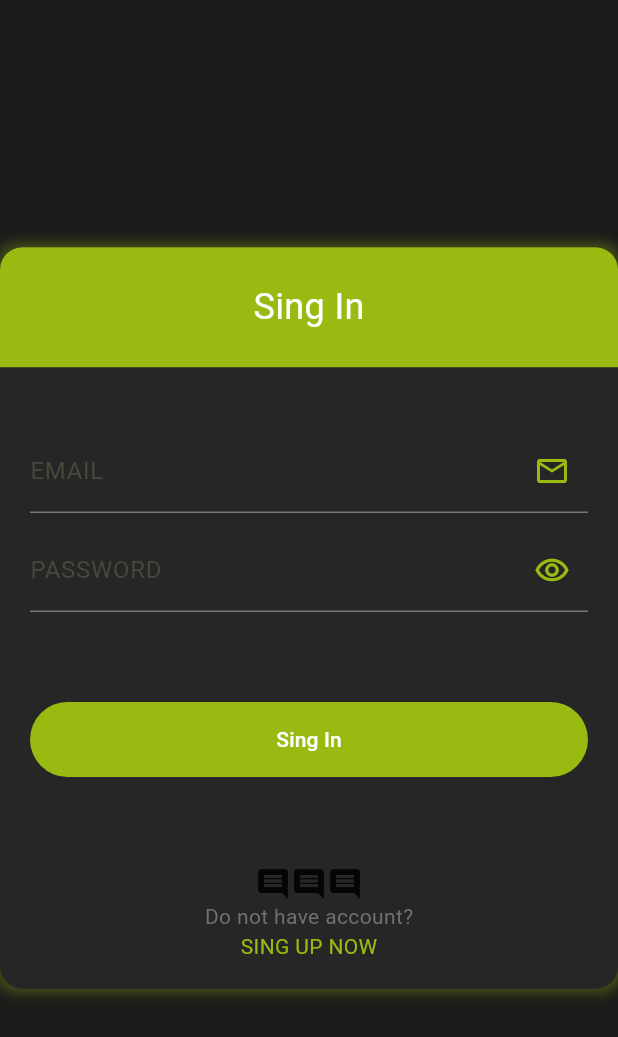
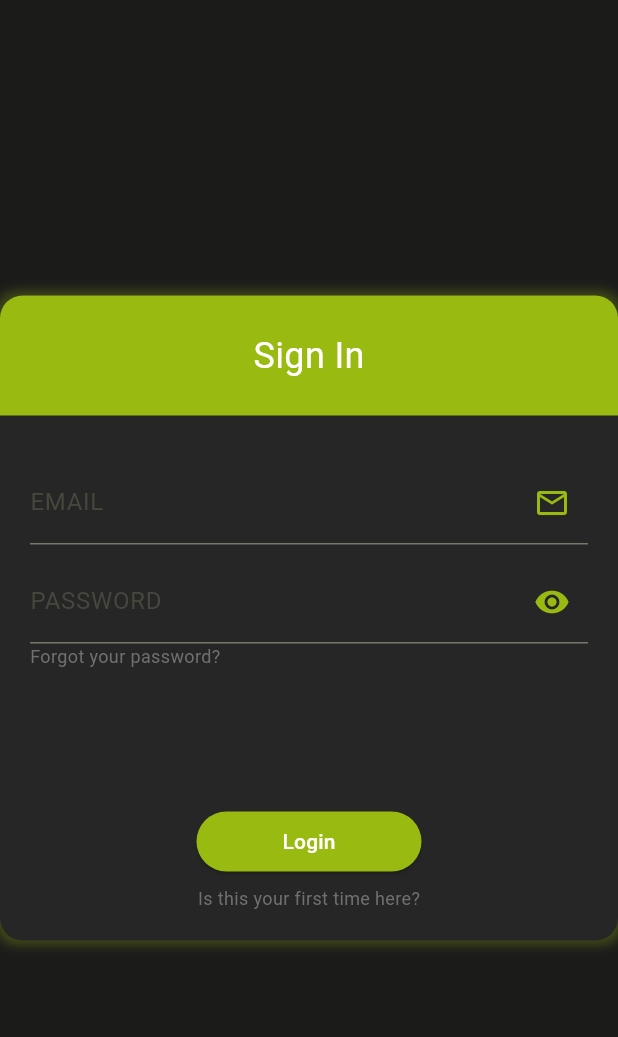
Before and after one commit to Rusk0m/LostTech, a Flutter app: the AuthPage screen opened directly, on a phone screen of 412 x 824 dp. Shown: the top 1037 px of the screen. Run offline on Flutter 3.47's test engine with Material 3 defaults, Android fonts, the phone set to English and light mode, and no system bars; our stand-ins replace cloud_firestore, firebase_auth, firebase_core, get; accounts and stored records are empty; network calls fail; statements that could not run were skipped.

Commit message:
fixed authPage

```diff
--- /dev/null
+++ b/lib/auth.dart
@@ -0,0 +1,31 @@
+import 'package:firebase_auth/firebase_auth.dart';
+
+class Auth{
+  final FirebaseAuth _firebaseAuth = FirebaseAuth.instance;
+
+  User? get _currentUser => _firebaseAuth.currentUser;
+
+  Stream<User?> get authStateChanges => _firebaseAuth.authStateChanges();
+
+  Future <void> signInWithEmailAndPassword({
+    required String email,
+    required String password,
+  })
+  async{
+    await _firebaseAuth.signInWithEmailAndPassword(
+        email: email,
+        password: password);
+  }
+  Future <void> createUserWithEmailAndPassword({
+    required String email,
+    required String password,
+  })
+  async{
+    await _firebaseAuth.createUserWithEmailAndPassword(
+        email: email,
+        password: password);
+  }
+  Future<void> signOut() async{
+    await _firebaseAuth.signOut();
+  }
+}
--- a/lib/main.dart
+++ b/lib/main.dart
@@ -3,9 +3,11 @@ import 'package:flutter_web_app/pages/auth_page.dart';
 import 'package:flutter_web_app/pages/main_page.dart';
 import 'package:flutter_web_app/theme/app_colors.dart';
 import 'package:firebase_core/firebase_core.dart';
+import 'package:flutter_web_app/widget_tree.dart';
 import 'firebase_options.dart';
 
 void main() async{
+  WidgetsFlutterBinding.ensureInitialized();
   await Firebase.initializeApp(
     options: DefaultFirebaseOptions.currentPlatform,
   );
@@ -24,7 +26,7 @@ class MyApp extends StatelessWidget {
         colorScheme: ColorScheme.fromSeed(seedColor: AppColors.contrastPageColor),
         useMaterial3: true,
       ),
-      home: const MainPage(),
+      home: const WidgetTree(),
     );
   }
 }
--- a/lib/pages/auth_page.dart
+++ b/lib/pages/auth_page.dart
@@ -1,119 +1,214 @@
+import 'package:flutter/cupertino.dart';
 import 'package:flutter/material.dart';
 import 'package:flutter_web_app/theme/app_colors.dart';
 import 'package:flutter_web_app/theme/app_text_style.dart';
+import 'package:flutter_web_app/auth.dart';
+import 'package:firebase_auth/firebase_auth.dart';
 
-class AuthPage extends StatelessWidget {
+class AuthPage extends StatefulWidget {
   const AuthPage({super.key});
+
+  @override
+  State<AuthPage> createState() => _AuthPageState();
+}
+
+class _AuthPageState extends State<AuthPage> {
+  String? errorMessage = '';
+  bool isLogin = true;
+  bool _obscureText = true;
+
+  final TextEditingController _controllerEmail = TextEditingController();
+  final TextEditingController _controllerPassword = TextEditingController();
+  final TextEditingController _controllerName = TextEditingController();
+
+  Future<void> signInWithEmailAndPassword() async {
+    try {
+      await Auth().signInWithEmailAndPassword(
+        email: _controllerEmail.text,
+        password: _controllerPassword.text,
+      );
+    } on FirebaseAuthException catch (e) {
+      setState(() {
+        errorMessage = e.message;
+      });
+    }
+  }
+
+  Future<void> createUserWithEmailAndPassword() async {
+    try {
+      await Auth().createUserWithEmailAndPassword(
+        email: _controllerEmail.text,
+        password: _controllerPassword.text,
+      );
+    } on FirebaseAuthException catch (e) {
+      setState(() {
+        errorMessage = e.message;
+      });
+    }
+  }
+
+  Widget _entryField(
+      String title,
+      String hint,
+      TextEditingController controller,
+      IconData icon, {
+        bool isPassword = false,
+      }) {
+    return TextField(
+      controller: controller,
+      obscureText: isPassword ? _obscureText : false, // Используем _obscureText из State
+      decoration: InputDecoration(
+        labelText: title,
+        hintText: hint,
+        contentPadding:
+        const EdgeInsets.symmetric(vertical: 8.0, horizontal: 0),
+        suffixIcon: isPassword ?
+        IconButton(icon: Icon(_obscureText ? Icons.visibility : Icons.visibility_off,),
+          color: AppColors.contrastPageColor,
+          onPressed: () {
+            setState(() {
+              _obscureText = !_obscureText;
+            });
+          },
+        )
+            : Icon(icon, color: AppColors.contrastPageColor,), // Иконка появляется только для поля пароля
+        focusedBorder: const UnderlineInputBorder(
+          borderSide: BorderSide(color: AppColors.contrastPageColor), // Цвет подчеркивания при фокусе
+        ),
+      ),
+      style: const TextStyle(color: AppColors.subTitle),
+      cursorColor: AppColors.contrastPageColor,
+    );
+  }
+
+  Widget _errorMessage() {
+    return Text(
+      errorMessage == '' ? '' : 'Hm ? $errorMessage',
+      style: const TextStyle(color: Colors.red),
+    );
+  }
+
+  Widget _passwordHint() {
+    return Align(
+      alignment: Alignment.centerLeft,
+      child: GestureDetector(
+        onTap: _showDialog,
+        child: Text(
+          'Forgot your password?',
+          style: AppTextStyle.subtitle,
+        ),
+      ),
+    );
+  }
+  void _showDialog() {
+    showDialog(
+      context: context,
+      builder: (BuildContext context) {
+        return AlertDialog(
+          title: Text('ЛОХ'),
+          actions: <Widget>[
+            TextButton(
+              child: Text('OK'),
+              onPressed: () {
+                Navigator.of(context).pop(); // Закрываем диалог
+              },
+            ),
+          ],
+        );
+      },
+    );
+  }
+
+  Widget _submitButton() {
+    return ElevatedButton(
+      onPressed:
+      isLogin ? signInWithEmailAndPassword : createUserWithEmailAndPassword,
+      style: ButtonStyle(
+        fixedSize: MaterialStateProperty.all(Size(150, 40)),
+        backgroundColor:
+        MaterialStateProperty.all(AppColors.contrastPageColor),
+      ),
+      child: Text(
+        isLogin ? 'Login' : 'Register',
+        style: AppTextStyle.body,
+      ),
+    );
+  }
+
+  Widget _loginOrRegisterButton() {
+    return GestureDetector(
+      onTap: () {
+        setState(() {
+          isLogin = !isLogin;
+        });
+      },
+      child: Text(
+        isLogin ? 'Is this your first time here?' : 'Already have an account?',
+        style: AppTextStyle.subtitle,
+      ),
+    );
+  }
 
   @override
   Widget build(BuildContext context) {
     return Scaffold(
-      body: Container(
-        decoration: BoxDecoration(
-          color: AppColors.primaryBackground,
-        ),
-        child: Center(
+      backgroundColor:AppColors.primaryBackground,
+      body: Center(
         child: Container(
-            height: MediaQuery.sizeOf(context).height * 0.6,
           width: MediaQuery.sizeOf(context).height * 0.5,
           decoration: BoxDecoration(
             color: AppColors.secondPageColor,
             borderRadius: BorderRadius.circular(15),
-              // Добавляем тень к этому контейнеру
             boxShadow: [
               BoxShadow(
                 color: AppColors.contrastPageColor.withOpacity(0.3),
                 spreadRadius: 3,
                 blurRadius: 6,
-                  offset: Offset(0, 0), // Вторая тень с противоположным смещением
+                offset: const Offset(0, 0),
               ),
             ],
           ),
           child: Column(
+            mainAxisSize: MainAxisSize.min,
             mainAxisAlignment: MainAxisAlignment.spaceBetween,
             children: [
               Container(
                 height: 80,
                 width: double.infinity,
-                  decoration: BoxDecoration(
+                decoration: const BoxDecoration(
                   color: AppColors.contrastPageColor,
                   borderRadius: BorderRadius.vertical(top: Radius.circular(15)),
                 ),
                 child: Center(
-                    child: Text('Sing In', style: AppTextStyle.textTitle),
+                  child: Text(isLogin?'Sign In':'Register', style: AppTextStyle.textTitle),
                 ),
               ),
               Padding(
-                  padding: const EdgeInsets.symmetric(horizontal: 20, vertical: 20),
+                padding:
+                const EdgeInsets.symmetric(horizontal: 20, vertical: 20),
                 child: Column(
                   mainAxisAlignment: MainAxisAlignment.spaceEvenly,
                   children: [
-                      const TextField(
-                        decoration: InputDecoration(
-                          labelText: 'EMAIL',
-                          hintText: 'Please enter email or username',
-                          contentPadding: EdgeInsets.symmetric(vertical: 8.0, horizontal: 0),
-                          suffixIcon: Icon(Icons.email_outlined, color: AppColors.contrastPageColor),
-                          focusedBorder: UnderlineInputBorder(
-                            borderSide: BorderSide(color: AppColors.contrastPageColor), // Цвет подчеркивания при фокусе
-                          ),
-                          focusedErrorBorder: UnderlineInputBorder(
-                            borderSide: BorderSide(color: Colors.red), // Цвет подчеркивания при ошибке
-                          ),
-                        ),
-                        style: TextStyle(color: AppColors.subTitle), // Цвет текста при вводе
-                        cursorColor: AppColors.contrastPageColor, // Цвет курсора
-                      ),
-                      SizedBox(height: 10),
-                      TextField(
-                        decoration: InputDecoration(
-                          labelText: 'PASSWORD',
-                          hintText: 'Please enter password',
-                          suffixIcon: Icon(Icons.remove_red_eye_outlined, color: AppColors.contrastPageColor),
-                        ),
-                        style: TextStyle(color: AppColors.subTitle),
-                        cursorColor: AppColors.contrastPageColor, // Цвет курсора
-                      ),
-                      SizedBox(height: 60),
-                      TextButton(
-                        onPressed: () {},
-                        child: Text('Sing In', style: AppTextStyle.body),
-                        style: TextButton.styleFrom(
-                          maximumSize: Size(double.infinity, 50),
-                          minimumSize: Size(double.infinity, 50),
-                          backgroundColor: AppColors.contrastPageColor, // Фоновый цвет
-                          padding: EdgeInsets.symmetric(horizontal: 20, vertical: 10),
-                        ),
-                      ),
+                    if (!isLogin)
+                      _entryField('NAME', 'Please enter username', _controllerName,Icons.drive_file_rename_outline,),
+                    const SizedBox(height: 10),
+                    _entryField('EMAIL', 'Please enter email or username', _controllerEmail, Icons.email_outlined,),
+                    const SizedBox(height: 10),
+                    _entryField('PASSWORD', 'Please enter password', _controllerPassword, Icons.remove_red_eye_outlined, isPassword: true,),
+                    isLogin ? _passwordHint() : const SizedBox.shrink(),
+                    const SizedBox(height: 55),
+                    _errorMessage(),
+                    const SizedBox(height: 15),
+                    _submitButton(),
+                    const SizedBox(height: 5),
+                    _loginOrRegisterButton(),
                   ],
-                  ),
-                ),
-
-                Padding(
-                  padding: const EdgeInsets.all(18.0),
-                  child: Align(
-                    alignment: Alignment.bottomCenter,
-                    child: Column(
-                      children: [
-                        Row(
-                          mainAxisAlignment: MainAxisAlignment.center,
-                          children: [
-                            Icon(Icons.comment),
-                            Icon(Icons.comment),
-                            Icon(Icons.comment),
-                          ],
-                        ),
-                        Text('Do not have account?', style: TextStyle(color: AppColors.subTitle)),
-                        Text('SING UP NOW', style: TextStyle(color: AppColors.contrastPageColor)),
-                      ],
-                    ),
                 ),
               ),
             ],
           ),
         ),
       ),
-      ),
     );
   }
 }
--- a/lib/widgets/backgroungImage.dart
+++ b/lib/widgets/backgroungImage.dart
@@ -9,7 +9,7 @@ class BackgroundImage extends StatelessWidget {
   @override
   Widget build(BuildContext context) {
     return Container(
-      //margin: EdgeInsets.zero,
+      margin: EdgeInsets.zero,
       width: MediaQuery.of(context).size.width * 0.7,
       height: MediaQuery.of(context).size.height * 0.8,
       decoration: const BoxDecoration(
```
Also changed, not shown: lib/widget_tree.dart (added, +28 -0 lines), 1 other file. Lines whose indentation alone changed are shown as unchanged.
